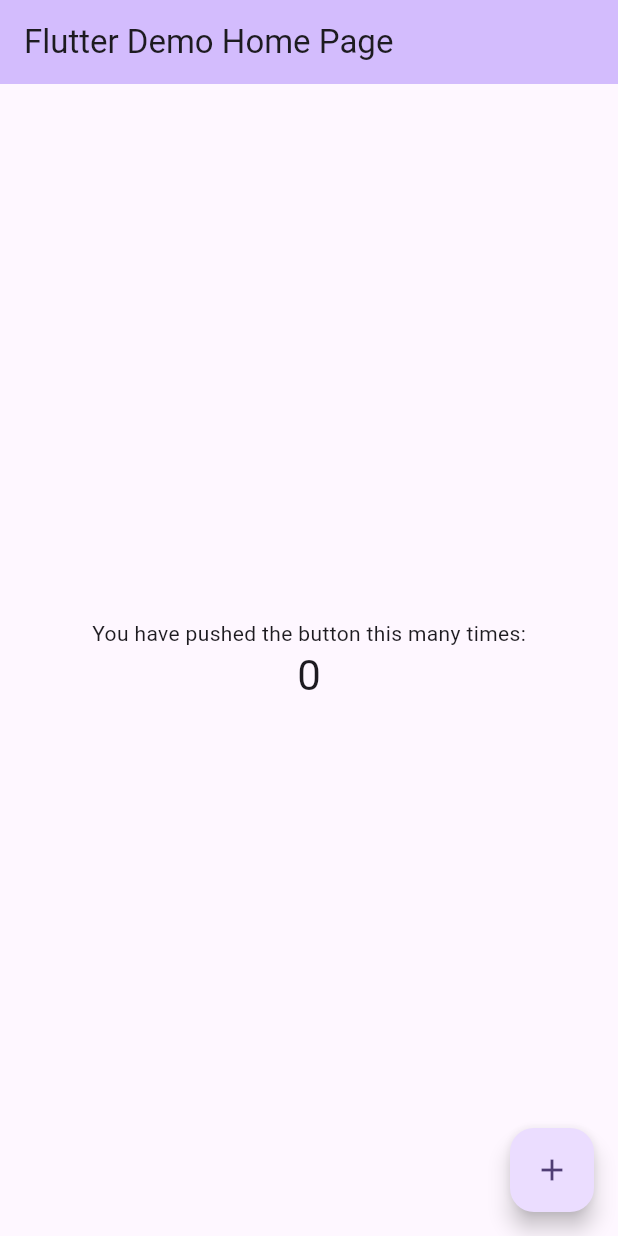
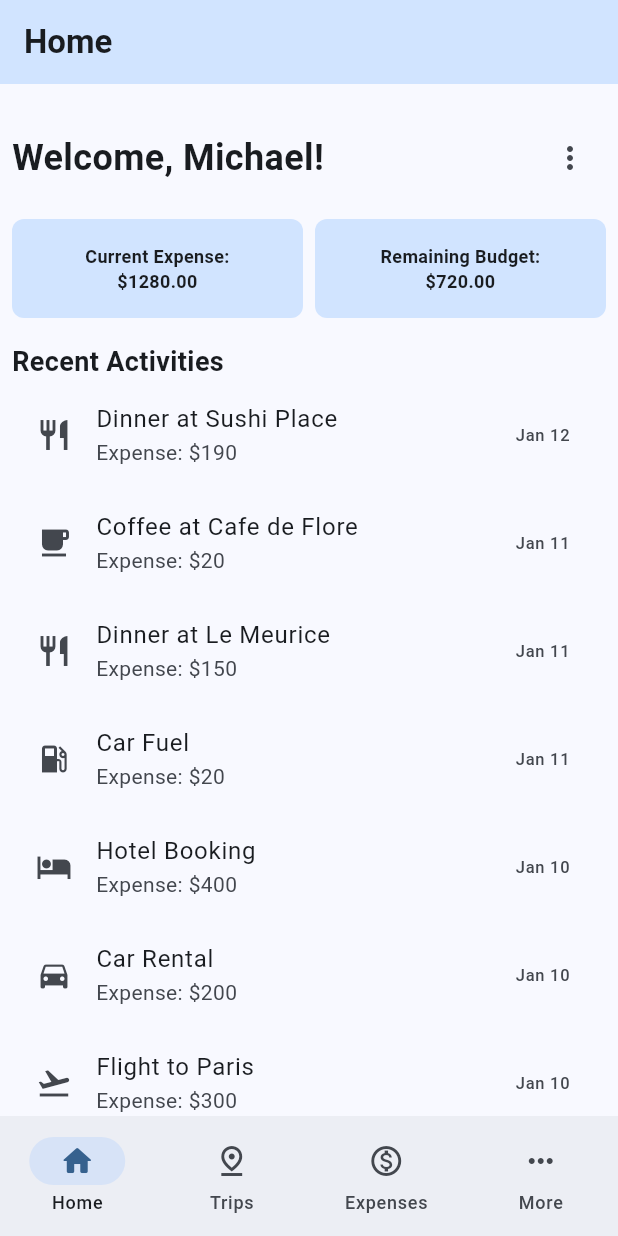
Before and after one commit to donatedsalt/TripBudgeter, a Flutter app: the screen it shows after launch, on a phone screen of 412 x 824 dp. Run offline on Flutter 3.47's test engine with Material 3 defaults, Android fonts, the phone set to English and light mode, and no system bars.

Commit message:
feat: create static layout for user app

```diff
--- a/tripbudgeter/lib/main.dart
+++ b/tripbudgeter/lib/main.dart
@@ -1,122 +1,118 @@
 import 'package:flutter/material.dart';
+
+import 'package:tripbudgeter/pages/home_page.dart';
+import 'package:tripbudgeter/pages/trips_page.dart';
+import 'package:tripbudgeter/pages/expenses_page.dart';
+import 'package:tripbudgeter/pages/more_page.dart';
 
 void main() {
   runApp(const MyApp());
 }
 
+final theme = ThemeData(
+  colorScheme: ColorScheme.fromSeed(seedColor: Colors.blue),
+  useMaterial3: true,
+);
+
 class MyApp extends StatelessWidget {
   const MyApp({super.key});
 
-  // This widget is the root of your application.
   @override
   Widget build(BuildContext context) {
     return MaterialApp(
-      title: 'Flutter Demo',
-      theme: ThemeData(
-        // This is the theme of your application.
-        //
-        // TRY THIS: Try running your application with "flutter run". You'll see
-        // the application has a purple toolbar. Then, without quitting the app,
-        // try changing the seedColor in the colorScheme below to Colors.green
-        // and then invoke "hot reload" (save your changes or press the "hot
-        // reload" button in a Flutter-supported IDE, or press "r" if you used
-        // the command line to start the app).
-        //
-        // Notice that the counter didn't reset back to zero; the application
-        // state is not lost during the reload. To reset the state, use hot
-        // restart instead.
-        //
-        // This works for code too, not just values: Most code changes can be
-        // tested with just a hot reload.
-        colorScheme: ColorScheme.fromSeed(seedColor: Colors.deepPurple),
-      ),
-      home: const MyHomePage(title: 'Flutter Demo Home Page'),
+      debugShowCheckedModeBanner: false,
+      title: 'Trip Budgeter',
+      theme: theme,
+      home: const TripBudgeterHomePage(),
     );
   }
 }
 
-class MyHomePage extends StatefulWidget {
-  const MyHomePage({super.key, required this.title});
-
-  // This widget is the home page of your application. It is stateful, meaning
-  // that it has a State object (defined below) that contains fields that affect
-  // how it looks.
-
-  // This class is the configuration for the state. It holds the values (in this
-  // case the title) provided by the parent (in this case the App widget) and
-  // used by the build method of the State. Fields in a Widget subclass are
-  // always marked "final".
-
-  final String title;
+class TripBudgeterHomePage extends StatefulWidget {
+  const TripBudgeterHomePage({super.key});
 
   @override
-  State<MyHomePage> createState() => _MyHomePageState();
+  State<TripBudgeterHomePage> createState() => _TripBudgeterHomePageState();
 }
 
-class _MyHomePageState extends State<MyHomePage> {
-  int _counter = 0;
+class _TripBudgeterHomePageState extends State<TripBudgeterHomePage> {
+  int _currentIndex = 0;
 
-  void _incrementCounter() {
-    setState(() {
-      // This call to setState tells the Flutter framework that something has
-      // changed in this State, which causes it to rerun the build method below
-      // so that the display can reflect the updated values. If we changed
-      // _counter without calling setState(), then the build method would not be
-      // called again, and so nothing would appear to happen.
-      _counter++;
-    });
-  }
+  final List<Widget> _pages = const [
+    HomePage(),
+    TripsPage(),
+    ExpensesPage(),
+    MorePage(),
+  ];
+
+  final List<PreferredSizeWidget> _appBars = [
+    HomePageAppBar(),
+    TripsPageAppBar(),
+    ExpensesPageAppBar(),
+    MorePageAppBar(),
+  ];
+
+  final List<Widget> _floatingActionButtons = [
+    HomePageFloatingActionButton(),
+    TripsPageFloatingActionButton(),
+    ExpensesPageFloatingActionButton(),
+    MorePageFloatingActionButton(),
+  ];
 
   @override
   Widget build(BuildContext context) {
-    // This method is rerun every time setState is called, for instance as done
-    // by the _incrementCounter method above.
-    //
-    // The Flutter framework has been optimized to make rerunning build methods
-    // fast, so that you can just rebuild anything that needs updating rather
-    // than having to individually change instances of widgets.
-    return Scaffold(
-      appBar: AppBar(
-        // TRY THIS: Try changing the color here to a specific color (to
-        // Colors.amber, perhaps?) and trigger a hot reload to see the AppBar
-        // change color while the other colors stay the same.
-        backgroundColor: Theme.of(context).colorScheme.inversePrimary,
-        // Here we take the value from the MyHomePage object that was created by
-        // the App.build method, and use it to set our appbar title.
-        title: Text(widget.title),
+    return SafeArea(
+      child: Scaffold(
+        appBar: _appBars[_currentIndex],
+        body: _pages[_currentIndex],
+        bottomNavigationBar: customNavigationBar(context),
+        floatingActionButton: _floatingActionButtons[_currentIndex],
       ),
-      body: Center(
-        // Center is a layout widget. It takes a single child and positions it
-        // in the middle of the parent.
-        child: Column(
-          // Column is also a layout widget. It takes a list of children and
-          // arranges them vertically. By default, it sizes itself to fit its
-          // children horizontally, and tries to be as tall as its parent.
-          //
-          // Column has various properties to control how it sizes itself and
-          // how it positions its children. Here we use mainAxisAlignment to
-          // center the children vertically; the main axis here is the vertical
-          // axis because Columns are vertical (the cross axis would be
-          // horizontal).
-          //
-          // TRY THIS: Invoke "debug painting" (choose the "Toggle Debug Paint"
-          // action in the IDE, or press "p" in the console), to see the
-          // wireframe for each widget.
-          mainAxisAlignment: MainAxisAlignment.center,
-          children: <Widget>[
-            const Text('You have pushed the button this many times:'),
-            Text(
-              '$_counter',
-              style: Theme.of(context).textTheme.headlineMedium,
-            ),
-          ],
+    );
+  }
+
+  NavigationBar customNavigationBar(BuildContext context) {
+    return NavigationBar(
+      selectedIndex: _currentIndex,
+      onDestinationSelected: (int index) {
+        setState(() {
+          _currentIndex = index;
+        });
+      },
+      destinations: [
+        NavigationDestination(
+          icon: Icon(Icons.home_outlined),
+          selectedIcon: Icon(
+            Icons.home_rounded,
+            color: Theme.of(context).colorScheme.primary,
+          ),
+          label: "Home",
         ),
-      ),
-      floatingActionButton: FloatingActionButton(
-        onPressed: _incrementCounter,
-        tooltip: 'Increment',
-        child: const Icon(Icons.add),
-      ), // This trailing comma makes auto-formatting nicer for build methods.
+        NavigationDestination(
+          icon: Icon(Icons.pin_drop_outlined),
+          selectedIcon: Icon(
+            Icons.pin_drop_rounded,
+            color: Theme.of(context).colorScheme.primary,
+          ),
+          label: "Trips",
+        ),
+        NavigationDestination(
+          icon: Icon(Icons.monetization_on_outlined),
+          selectedIcon: Icon(
+            Icons.monetization_on,
+            color: Theme.of(context).colorScheme.primary,
+          ),
+          label: "Expenses",
+        ),
+        NavigationDestination(
+          icon: Icon(Icons.more_horiz),
+          selectedIcon: Icon(
+            Icons.more,
+            color: Theme.of(context).colorScheme.primary,
+          ),
+          label: "More",
+        ),
+      ],
     );
   }
 }
--- /dev/null
+++ b/tripbudgeter/lib/pages/expenses_page.dart
@@ -0,0 +1,126 @@
+import 'package:flutter/material.dart';
+
+class ExpensesPageAppBar extends StatefulWidget implements PreferredSizeWidget {
+  const ExpensesPageAppBar({super.key});
+
+  @override
+  State<ExpensesPageAppBar> createState() => _ExpensesPageAppBarState();
+
+  @override
+  Size get preferredSize => const Size.fromHeight(kToolbarHeight);
+}
+
+class _ExpensesPageAppBarState extends State<ExpensesPageAppBar> {
+  @override
+  Widget build(BuildContext context) {
+    return AppBar(
+      title: const Text(
+        'Expenses',
+        style: TextStyle(fontWeight: FontWeight.bold),
+      ),
+      backgroundColor: Theme.of(context).colorScheme.primaryFixed,
+    );
+  }
+}
+
+class ExpensesPage extends StatelessWidget {
+  const ExpensesPage({super.key});
+  @override
+  Widget build(BuildContext context) {
+    return ListView(
+      padding: EdgeInsets.all(8.0),
+      children: [
+        // Current Trip
+        Column(
+          children: [
+            Row(
+              children: [
+                Text(
+                  "Current Trip",
+                  style: TextStyle(fontSize: 18, fontWeight: FontWeight.bold),
+                ),
+              ],
+            ),
+            Padding(
+              padding: const EdgeInsets.symmetric(vertical: 8.0),
+              child: ListTile(
+                leading: Icon(Icons.flight_takeoff),
+                title: Text("Paris"),
+                subtitle: Text("\$1280.00 / \$2000.00"),
+                trailing: Text("Jan 10"),
+                tileColor: Theme.of(context).colorScheme.primaryContainer,
+                shape: RoundedRectangleBorder(
+                  borderRadius: BorderRadius.circular(8.0),
+                ),
+              ),
+            ),
+          ],
+        ),
+        // Expenses list
+        Column(
+          children: [
+            Row(
+              children: [
+                Text(
+                  "Expenses",
+                  style: TextStyle(fontSize: 18, fontWeight: FontWeight.bold),
+                ),
+              ],
+            ),
+            ListTile(
+              leading: Icon(Icons.restaurant),
+              title: Text("Dinner at Sushi Place"),
+              subtitle: Text("Expense: \$190"),
+              trailing: Text("Jan 12"),
+            ),
+            ListTile(
+              leading: Icon(Icons.local_cafe),
+              title: Text("Coffee at Cafe de Flore"),
+              subtitle: Text("Expense: \$20"),
+              trailing: Text("Jan 11"),
+            ),
+            ListTile(
+              leading: Icon(Icons.restaurant),
+              title: Text("Dinner at Le Meurice"),
+              subtitle: Text("Expense: \$150"),
+              trailing: Text("Jan 11"),
+            ),
+            ListTile(
+              leading: Icon(Icons.local_gas_station),
+              title: Text("Car Fuel"),
+              subtitle: Text("Expense: \$20"),
+              trailing: Text("Jan 11"),
+            ),
+            ListTile(
+              leading: Icon(Icons.hotel),
+              title: Text("Hotel Booking"),
+              subtitle: Text("Expense: \$400"),
+              trailing: Text("Jan 10"),
+            ),
+            ListTile(
+              leading: Icon(Icons.directions_car),
+              title: Text("Car Rental"),
+              subtitle: Text("Expense: \$200"),
+              trailing: Text("Jan 10"),
+            ),
+            ListTile(
+              leading: Icon(Icons.flight_takeoff),
+              title: Text("Flight to Paris"),
+              subtitle: Text("Expense: \$300"),
+              trailing: Text("Jan 10"),
+            ),
+          ],
+        ),
+      ],
+    );
+  }
+}
+
+class ExpensesPageFloatingActionButton extends StatelessWidget {
+  const ExpensesPageFloatingActionButton({super.key});
+
+  @override
+  Widget build(BuildContext context) {
+    return FloatingActionButton(onPressed: () {}, child: Icon(Icons.add));
+  }
+}
--- /dev/null
+++ b/tripbudgeter/lib/pages/home_page.dart
@@ -0,0 +1,154 @@
+import 'package:flutter/material.dart';
+
+class HomePageAppBar extends StatefulWidget implements PreferredSizeWidget {
+  const HomePageAppBar({super.key});
+
+  @override
+  State<HomePageAppBar> createState() => _HomePageAppBarState();
+
+  @override
+  Size get preferredSize => const Size.fromHeight(kToolbarHeight);
+}
+
+class _HomePageAppBarState extends State<HomePageAppBar> {
+  @override
+  Widget build(BuildContext context) {
+    return AppBar(
+      title: const Text('Home', style: TextStyle(fontWeight: FontWeight.bold)),
+      backgroundColor: Theme.of(context).colorScheme.primaryFixed,
+    );
+  }
+}
+
+class HomePage extends StatelessWidget {
+  const HomePage({super.key});
+  @override
+  Widget build(BuildContext context) {
+    return ListView(
+      padding: EdgeInsets.all(8.0),
+      children: [
+        // welcome user and more icon
+        Row(
+          mainAxisAlignment: MainAxisAlignment.spaceBetween,
+          children: [
+            Padding(
+              padding: const EdgeInsets.symmetric(vertical: 24.0),
+              child: Text(
+                "Welcome, Michael!",
+                style: TextStyle(fontSize: 24, fontWeight: FontWeight.bold),
+              ),
+            ),
+            IconButton(onPressed: () {}, icon: Icon(Icons.more_vert)),
+          ],
+        ),
+        // current expense and remaining budget side by side
+        Row(
+          spacing: 8.0,
+          children: [
+            Expanded(
+              child: Container(
+                padding: const EdgeInsets.all(16.0),
+                alignment: Alignment.center,
+                decoration: BoxDecoration(
+                  color: Theme.of(context).colorScheme.primaryFixed,
+                  borderRadius: BorderRadius.circular(8.0),
+                ),
+                child: Text(
+                  "Current Expense:\n\$1280.00",
+                  textAlign: TextAlign.center,
+                  style: const TextStyle(
+                    fontSize: 12,
+                    fontWeight: FontWeight.bold,
+                  ),
+                ),
+              ),
+            ),
+            Expanded(
+              child: Container(
+                padding: const EdgeInsets.all(16.0),
+                alignment: Alignment.center,
+                decoration: BoxDecoration(
+                  color: Theme.of(context).colorScheme.primaryFixed,
+                  borderRadius: BorderRadius.circular(8.0),
+                ),
+                child: Text(
+                  "Remaining Budget:\n\$720.00",
+                  textAlign: TextAlign.center,
+                  style: const TextStyle(
+                    fontSize: 12,
+                    fontWeight: FontWeight.bold,
+                  ),
+                ),
+              ),
+            ),
+          ],
+        ),
+        SizedBox(height: 16.0),
+        // recent activities list
+        Column(
+          children: [
+            Row(
+              children: [
+                Text(
+                  "Recent Activities",
+                  style: TextStyle(fontSize: 18, fontWeight: FontWeight.bold),
+                ),
+              ],
+            ),
+            ListTile(
+              leading: Icon(Icons.restaurant),
+              title: Text("Dinner at Sushi Place"),
+              subtitle: Text("Expense: \$190"),
+              trailing: Text("Jan 12"),
+            ),
+            ListTile(
+              leading: Icon(Icons.local_cafe),
+              title: Text("Coffee at Cafe de Flore"),
+              subtitle: Text("Expense: \$20"),
+              trailing: Text("Jan 11"),
+            ),
+            ListTile(
+              leading: Icon(Icons.restaurant),
+              title: Text("Dinner at Le Meurice"),
+              subtitle: Text("Expense: \$150"),
+              trailing: Text("Jan 11"),
+            ),
+            ListTile(
+              leading: Icon(Icons.local_gas_station),
+              title: Text("Car Fuel"),
+              subtitle: Text("Expense: \$20"),
+              trailing: Text("Jan 11"),
+            ),
+            ListTile(
+              leading: Icon(Icons.hotel),
+              title: Text("Hotel Booking"),
+              subtitle: Text("Expense: \$400"),
+              trailing: Text("Jan 10"),
+            ),
+            ListTile(
+              leading: Icon(Icons.directions_car),
+              title: Text("Car Rental"),
+              subtitle: Text("Expense: \$200"),
+              trailing: Text("Jan 10"),
+            ),
+            ListTile(
+              leading: Icon(Icons.flight_takeoff),
+              title: Text("Flight to Paris"),
+              subtitle: Text("Expense: \$300"),
+              trailing: Text("Jan 10"),
+            ),
+          ],
+        ),
+      ],
+    );
+  }
+}
+
+class HomePageFloatingActionButton extends StatelessWidget {
+  const HomePageFloatingActionButton({super.key});
+
+  @override
+  Widget build(BuildContext context) {
+    return SizedBox();
+  }
+}
```
Also changed, not shown: tripbudgeter/lib/pages/more_page.dart (added, +117 -0 lines), tripbudgeter/lib/pages/trips_page.dart (added, +99 -0 lines).
